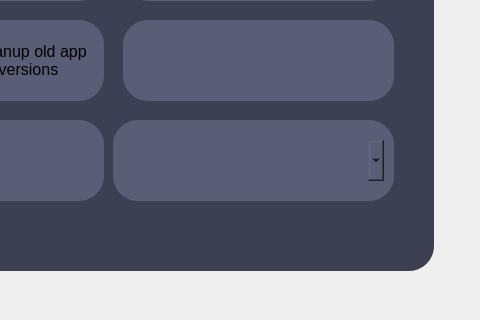
Old version of the form scoopgui.ui in the repository Fluorite-Apps/Fluorite-Store; both pictures show x 666 to 1146 and y 229 to 549 of the 1146 by 685 pixel window.
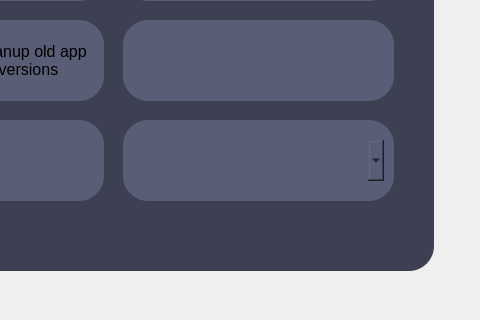
New version of the form. The open tabs and pages were chosen to show the change. Icons and pictures are not drawn.

Commit message: app descriptions + significant performance improvement

What changed in the file:
```diff
--- a/scoopgui.ui
+++ b/scoopgui.ui
@@ -1954,9 +1954,9 @@
      <widget class="QLabel" name="label_75">
       <property name="geometry">
        <rect>
-        <x>770</x>
+        <x>780</x>
         <y>350</y>
-        <width>281</width>
+        <width>271</width>
         <height>81</height>
        </rect>
       </property>
@@ -1975,9 +1975,9 @@
      <widget class="QComboBox" name="apps_list">
       <property name="geometry">
        <rect>
-        <x>780</x>
+        <x>790</x>
         <y>370</y>
-        <width>261</width>
+        <width>251</width>
         <height>41</height>
        </rect>
       </property>
```
The commit also changes 2 other files.
